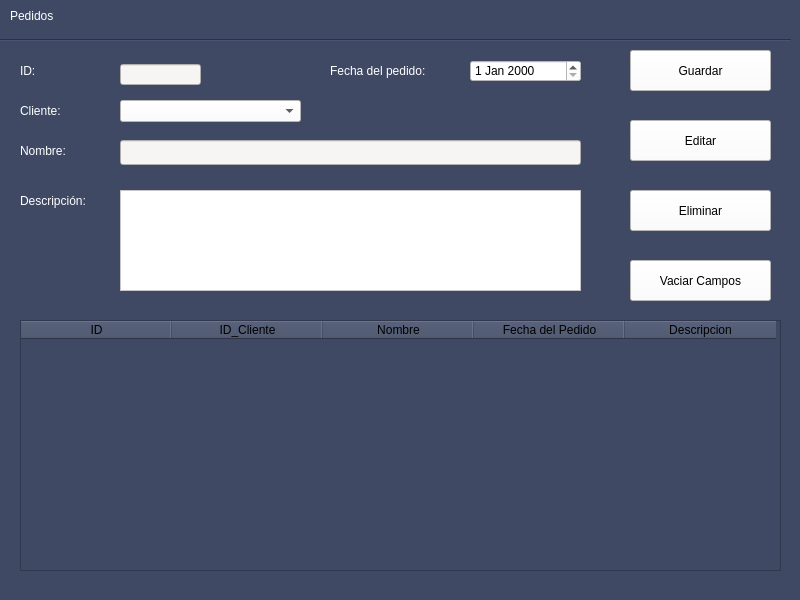
The window that Proyecto/Vistas/Pedidos.ui (EdCenten0/MAPA-Python) describes before a commit, drawn with Qt 5.
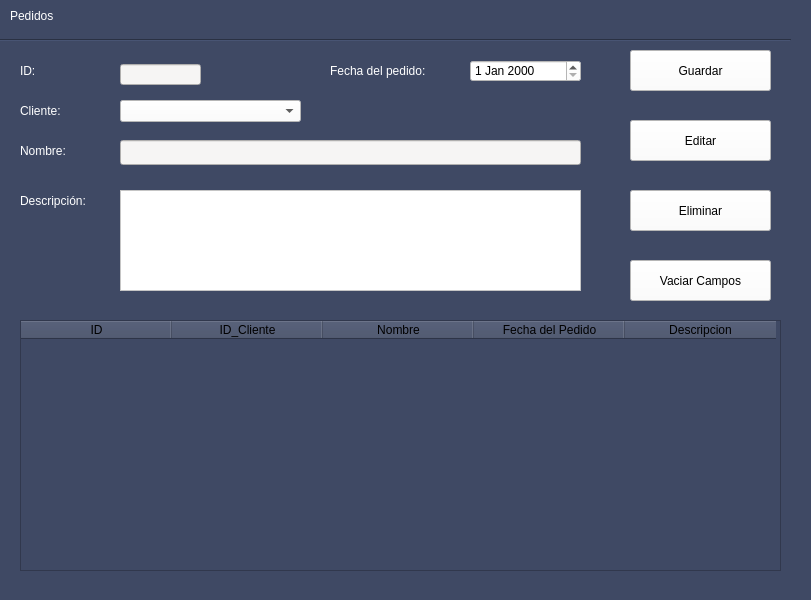
The same window after the commit.

Diff of the .ui file:
```diff
--- a/Proyecto/Vistas/Pedidos.ui
+++ b/Proyecto/Vistas/Pedidos.ui
@@ -6,7 +6,7 @@
    <rect>
     <x>0</x>
     <y>0</y>
-    <width>800</width>
+    <width>811</width>
     <height>600</height>
    </rect>
   </property>
```
Left out of the diff: 10 changed lines with no effect on the pictures.
